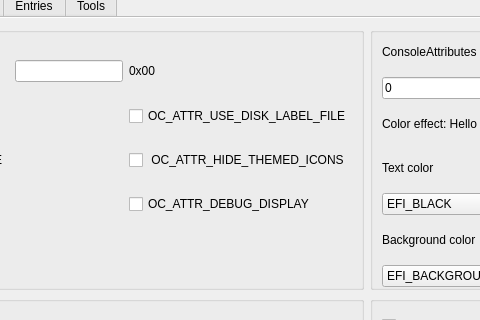
Before: the Qt Designer form mainwindow.ui in ic005k/OCAuxiliaryTools, drawn with Qt 5; both pictures show x 293 to 773 and y 200 to 520 of the 1298 by 807 pixel window.
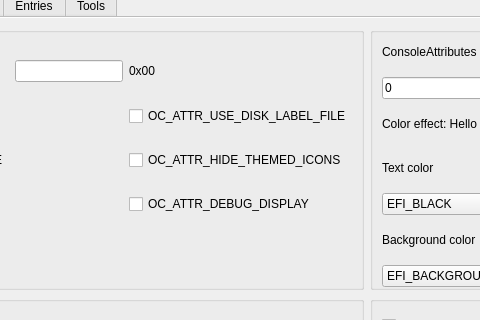
After: the same form once the commit is applied. Icons and pictures are not drawn.

```diff
--- a/mainwindow.ui
+++ b/mainwindow.ui
@@ -3093,7 +3093,7 @@
 0x0008 - OC_ATTR_HIDE_THEMED_ICONS, 偏向于某些图标类别的内置图标，以配合主题风格。例如，这可以强制显示内置的时间机器图标。需要OC_ATTR_USE_VOLUME_ICON。</string>
                  </property>
                  <property name="text">
-                  <string> OC_ATTR_HIDE_THEMED_ICONS</string>
+                  <string>OC_ATTR_HIDE_THEMED_ICONS</string>
                  </property>
                 </widget>
                </item>
```
